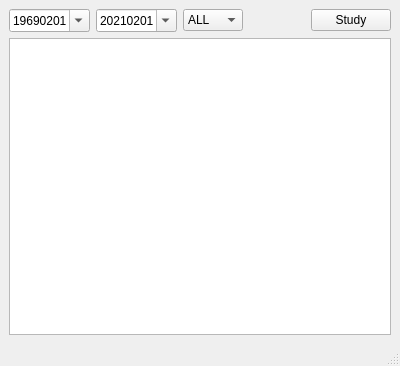
This is Tools/MHealthReport/studyimage.ui in zyq1569/HealthApp as Qt 5 draws it before an edit. The edited form follows.
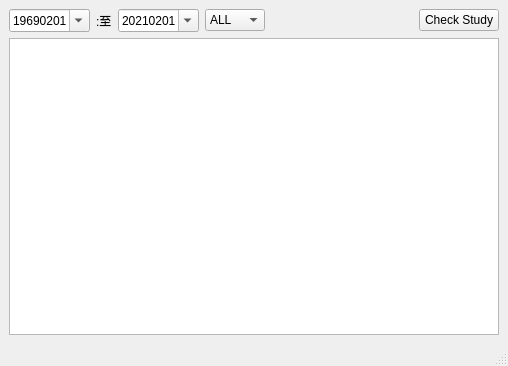
This is the edited form. Icons and pictures are not drawn.

Commit message: add table: studyimage ui

Diff of the .ui file:
```diff
--- a/Tools/MHealthReport/studyimage.ui
+++ b/Tools/MHealthReport/studyimage.ui
@@ -6,7 +6,7 @@
    <rect>
     <x>0</x>
     <y>0</y>
-    <width>400</width>
+    <width>508</width>
     <height>366</height>
    </rect>
   </property>
@@ -56,6 +56,13 @@
         </property>
        </widget>
       </item>
+      <item>
+       <widget class="QLabel" name="m_To">
+        <property name="text">
+         <string>:至</string>
+        </property>
+       </widget>
+      </item>
       <item>
        <widget class="QDateEdit" name="m_endDate">
         <property name="wrapping">
@@ -150,7 +157,11 @@
       <item>
        <widget class="QPushButton" name="m_getStudyDbImages">
         <property name="text">
-         <string>Study</string>
+         <string>Check Study</string>
+        </property>
+        <property name="icon">
+         <iconset resource="res.qrc">
+          <normaloff>:/image/image/serch.png</normaloff>:/image/image/serch.png</iconset>
         </property>
        </widget>
       </item>
```
Left out of the diff: 6 changed lines with no effect on the pictures. The commit also changes 2 other files.
